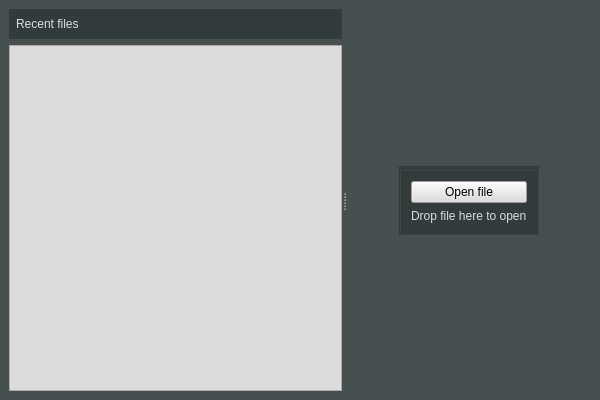
First picture: the form in gui/ui_files/startwindow.ui, repository OSUDSL/pydre, before the edit.
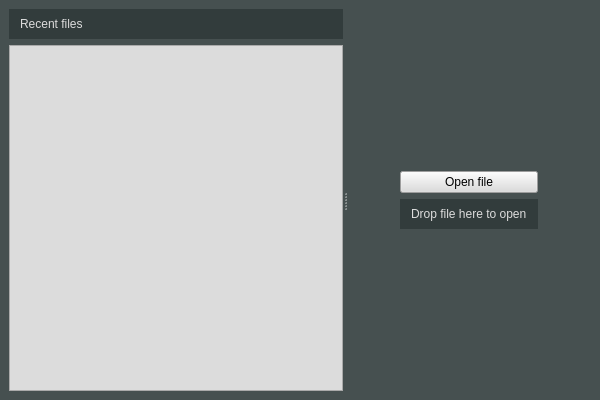
Second picture: the form after the edit.

Commit message: Made it so window classes load directly from ui file instead of auxiliary py file

```diff
--- a/gui/ui_files/startwindow.ui
+++ b/gui/ui_files/startwindow.ui
@@ -23,16 +23,14 @@
       <property name="orientation">
        <enum>Qt::Horizontal</enum>
       </property>
-      <widget class="QWidget" name="">
+      <widget class="QWidget" name="layoutWidget">
        <layout class="QVBoxLayout" name="verticalLayout_2">
         <item>
          <widget class="QLabel" name="label_2">
           <property name="styleSheet">
            <string notr="true">color: rgb(220, 220, 220);
 background-color: rgb(50, 60, 60);
-padding-left: 4px;
-padding-top: 8px;
-padding-bottom: 8px;
+padding: 8px;
 font: 75 10pt &quot;Arial&quot;;</string>
           </property>
           <property name="text">
@@ -55,7 +53,7 @@
         </item>
        </layout>
       </widget>
-      <widget class="QWidget" name="">
+      <widget class="QWidget" name="layoutWidget">
        <layout class="QHBoxLayout" name="horizontalLayout">
         <item>
          <spacer name="horizontalSpacer">
@@ -86,15 +84,6 @@
            </spacer>
           </item>
           <item>
-           <widget class="QGroupBox" name="groupBox">
-            <property name="styleSheet">
-             <string notr="true">background-color: rgb(50, 60, 60);</string>
-            </property>
-            <property name="title">
-             <string/>
-            </property>
-            <layout class="QVBoxLayout" name="verticalLayout_4">
-             <item>
               <widget class="QPushButton" name="pushButton">
                <property name="styleSheet">
                 <string notr="true">background-color: rgb(220, 220, 220);
@@ -112,14 +101,13 @@
               <widget class="QLabel" name="label">
                <property name="styleSheet">
                 <string notr="true">color: rgb(220, 220, 220);
-font: 75 10pt &quot;Arial&quot;;</string>
+background-color: rgb(50, 60, 60);
+font: 75 10pt &quot;Arial&quot;;
+padding: 8px;</string>
                </property>
                <property name="text">
                 <string>Drop file here to open</string>
                </property>
-              </widget>
-             </item>
-            </layout>
            </widget>
           </item>
           <item>
```
Lines whose indentation alone changed are shown as unchanged. The commit also changes 4 other files.
